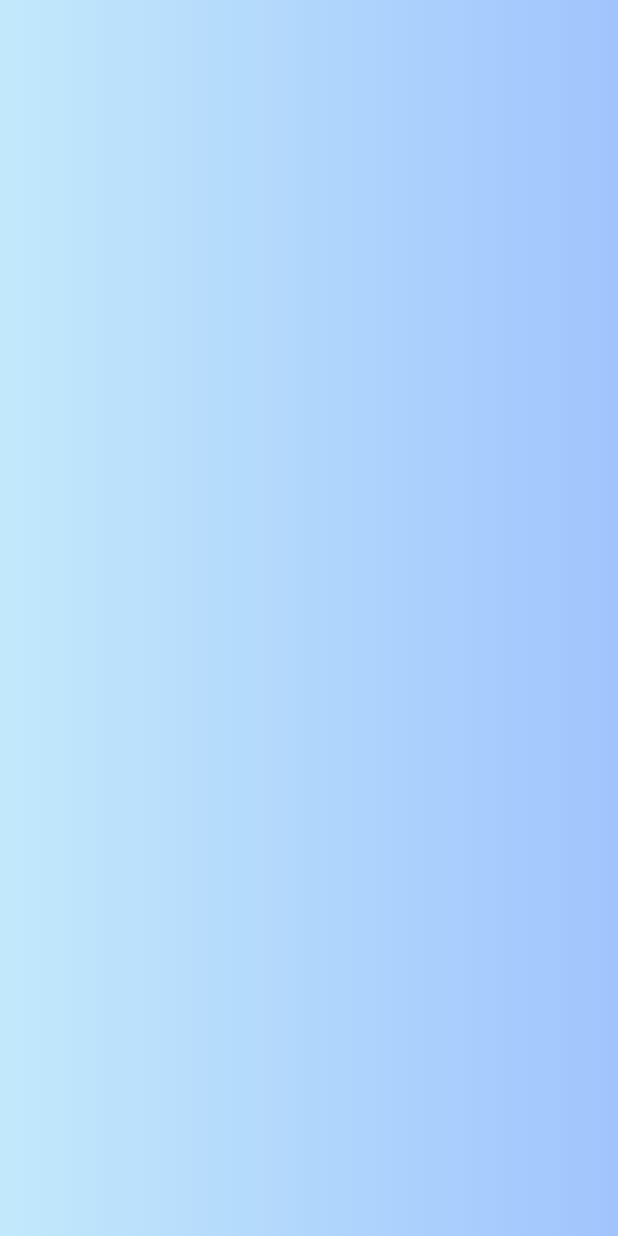
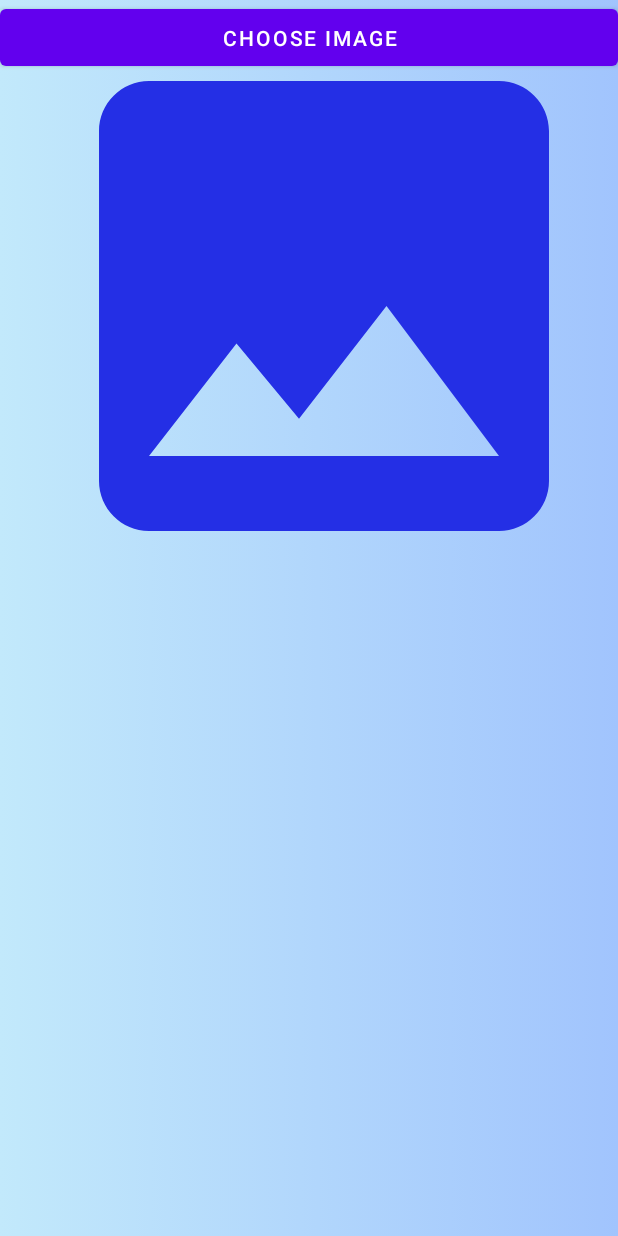
Before and after one commit to darsam44/Challenge, an Android app: the Profile screen opened directly, with no data from a screen before it, on a phone screen of 412 x 824 dp. Run offline under Robolectric (Android 15) with nearby library versions, the phone set to English and light mode, and no system bars; Roboto replaces fonts that are not available here.

Commit message:
add photo chooser in profile

```diff
--- a/app/src/main/AndroidManifest.xml
+++ b/app/src/main/AndroidManifest.xml
@@ -1,6 +1,9 @@
 <?xml version="1.0" encoding="utf-8"?>
 <manifest xmlns:android="http://schemas.android.com/apk/res/android"
     package="com.example.challenge">
+
+   <!--//Adding  Read External Storge Premission-->
+    <uses-permission android:name="android.permission.READ_EXTERNAL_STORAGE"/>
 
     <application
         android:allowBackup="true"
--- a/app/src/main/java/com/example/challenge/Acvtivities/Profile.java
+++ b/app/src/main/java/com/example/challenge/Acvtivities/Profile.java
@@ -1,12 +1,22 @@
 package com.example.challenge.Acvtivities;
 
+import androidx.annotation.NonNull;
+import androidx.annotation.Nullable;
 import androidx.appcompat.app.AppCompatActivity;
 
+import android.Manifest;
+import android.content.Intent;
+import android.content.pm.PackageManager;
+import android.os.Build;
 import android.os.Bundle;
+import android.view.View;
+import android.widget.Button;
+import android.widget.ImageView;
+import android.widget.Toast;
 
 import com.example.challenge.R;
 
-public class Profile extends AppCompatActivity {
+public class Profile extends AppCompatActivity implements View.OnClickListener {
     String ID;
     String First_Name;
     String Last_Name;
@@ -18,9 +28,75 @@ public class Profile extends AppCompatActivity {
     int DO;
     int DECLINE;
 
+    ImageView Profile;
+    Button Choose;
+
+    private static final int IMAGE_PICK_MODE = 1000;
+    private static final int PREMISSION_CODE = 1001;
+
     @Override
     protected void onCreate(Bundle savedInstanceState) {
         super.onCreate(savedInstanceState);
         setContentView(R.layout.activity_profile);
+
+        Profile = findViewById(R.id.image_profile);
+        Choose = findViewById(R.id.choose_ima);
+        Choose.setOnClickListener(this);
+
+    }
+
+    @Override
+    public void onClick(View view) {
+        if (view == Choose){
+            if(Build.VERSION.SDK_INT >= Build.VERSION_CODES.M){
+                if(checkSelfPermission(Manifest.permission.READ_EXTERNAL_STORAGE) == PackageManager.PERMISSION_DENIED){
+                    // premission not granted ask for it
+                    String [] premission = {Manifest.permission.READ_EXTERNAL_STORAGE};
+                    //show pop up for runtime premission
+                    requestPermissions(premission , PREMISSION_CODE);
+                }
+                else{
+                    // premission already granted
+                    PickImageFromGallery();
+                }
+            }
+            else{
+                // system os is less the marshmelo
+                PickImageFromGallery();
+            }
+        }
+
+
+    }
+
+    private void PickImageFromGallery() {
+        Intent intent = new Intent(Intent.ACTION_PICK);
+        intent.setType("image/*");
+        startActivityForResult(intent , IMAGE_PICK_MODE);
+    }
+
+    @Override
+    public void onRequestPermissionsResult(int requestCode, @NonNull String[] permissions, @NonNull int[] grantResults) {
+        switch(requestCode){
+            case PREMISSION_CODE:{
+                if ( grantResults.length > 0 && grantResults[0] == PackageManager.PERMISSION_GRANTED){
+                    PickImageFromGallery();
+                }
+                else{
+                    //permission was denied
+                    Toast.makeText(this, "Permission denied" , Toast.LENGTH_LONG).show();
+                }
+            }
+        }
+    }
+
+    //handle resulet of image pick
+    @Override
+    public void onActivityResult(int requestCode, int resultCode,  Intent data) {
+        super.onActivityResult(requestCode, resultCode, data);
+        if (resultCode == RESULT_OK && resultCode == IMAGE_PICK_MODE) {
+            //set image to ImageView
+            Profile.setImageURI(data.getData());
+        }
     }
 }
--- /dev/null
+++ b/app/src/main/res/drawable/profile_image.xml
@@ -0,0 +1,5 @@
+<vector android:height="24dp" android:tint="#242FE5"
+    android:viewportHeight="24" android:viewportWidth="24"
+    android:width="24dp" xmlns:android="http://schemas.android.com/apk/res/android">
+    <path android:fillColor="@android:color/white" android:pathData="M21,19V5c0,-1.1 -0.9,-2 -2,-2H5c-1.1,0 -2,0.9 -2,2v14c0,1.1 0.9,2 2,2h14c1.1,0 2,-0.9 2,-2zM8.5,13.5l2.5,3.01L14.5,12l4.5,6H5l3.5,-4.5z"/>
+</vector>
--- a/app/src/main/res/layout/activity_profile.xml
+++ b/app/src/main/res/layout/activity_profile.xml
@@ -7,4 +7,24 @@
     tools:context=".Acvtivities.Profile"
     android:background="@drawable/gradient_background">
 
+    <ImageView
+        android:id="@+id/image_profile"
+        android:layout_width="400dp"
+        android:layout_height="400dp"
+        android:layout_marginStart="16dp"
+        android:layout_marginLeft="16dp"
+        android:layout_marginTop="4dp"
+        android:scaleType="centerCrop"
+        android:src="@drawable/profile_image"
+        app:layout_constraintStart_toStartOf="parent"
+        app:layout_constraintTop_toTopOf="parent" />
+
+    <Button
+        android:id="@+id/choose_ima"
+        android:layout_width="match_parent"
+        android:layout_height="50dp"
+        android:text="Choose image"
+        app:layout_constraintTop_toTopOf="parent" />
+
+
 </androidx.constraintlayout.widget.ConstraintLayout>
```
Also changed, not shown: app/src/main/java/com/example/challenge/Acvtivities/Main_Page.java (+9 -0 lines), app/src/main/res/layout/activity_main__page.xml (+11 -0 lines).
